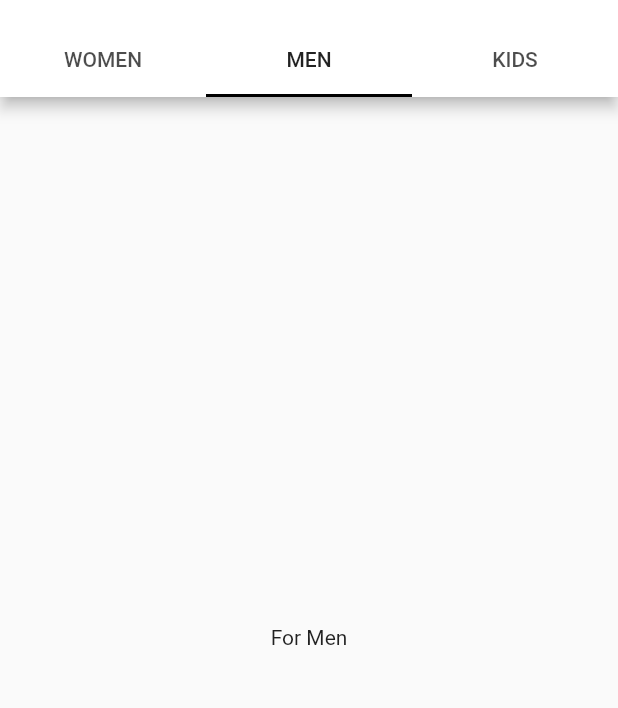
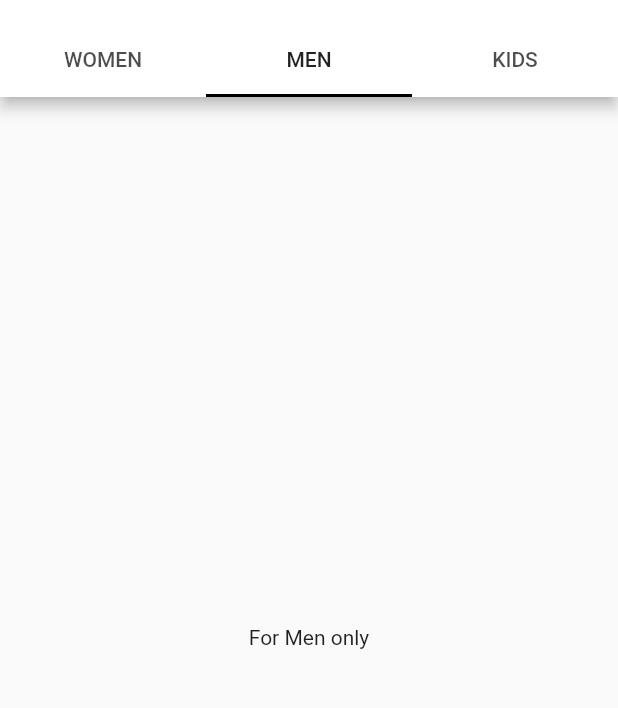
Before and after one commit to tree-sh/shine-app, a Flutter app: the screen it shows after launch, on a phone screen of 412 x 824 dp, the part 59-767 px from its top. Run offline on Flutter 3.47's test engine with Material 2 defaults, Android fonts, the phone set to English and light mode, and no system bars.

Commit message:
create gallery widget for different categories

```diff
--- /dev/null
+++ b/lib/gallery.dart
@@ -0,0 +1,18 @@
+import 'package:flutter/material.dart';
+
+class GalleryWidget extends StatefulWidget {
+  final String category;
+  const GalleryWidget({super.key, required this.category});
+
+  @override
+  State<GalleryWidget> createState() => _GalleryWidgetState();
+}
+
+class _GalleryWidgetState extends State<GalleryWidget> {
+  @override
+  Widget build(BuildContext context) {
+    return Center(
+      child: Text('For ${widget.category} only')
+    );
+  }
+}
--- a/lib/main.dart
+++ b/lib/main.dart
@@ -1,4 +1,5 @@
 import 'package:flutter/material.dart';
+import './gallery.dart';
 
 void main() {
   runApp(const MyApp());
@@ -62,18 +63,8 @@ class _MyHomePageState extends State<MyHomePage> {
             tabs: tabTitles.map<Tab>((title) => Tab(text: title.toUpperCase())).toList(),
           ),
         ),
-        body: const TabBarView(
-          children: <Widget>[
-            Center(
-              child: Text("For Women"),
-            ),
-            Center(
-              child: Text("For Men"),
-            ),
-            Center(
-              child: Text("For Kids"),
-            ),
-          ],
+        body: TabBarView(
+          children: tabTitles.map<GalleryWidget>((title) => GalleryWidget(category: title)).toList(),
         ),
       ),
     );
```
